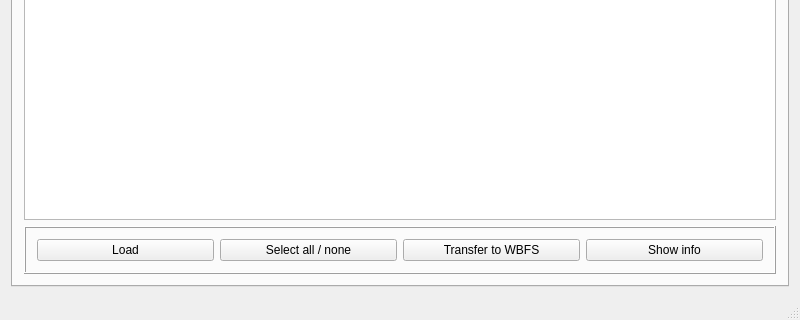
Qt form resources/ui/wiibafu.ui (evertonstz/wiibafu) before a commit; both pictures show x 0 to 800 and y 280 to 600 of the 800 by 600 pixel window.
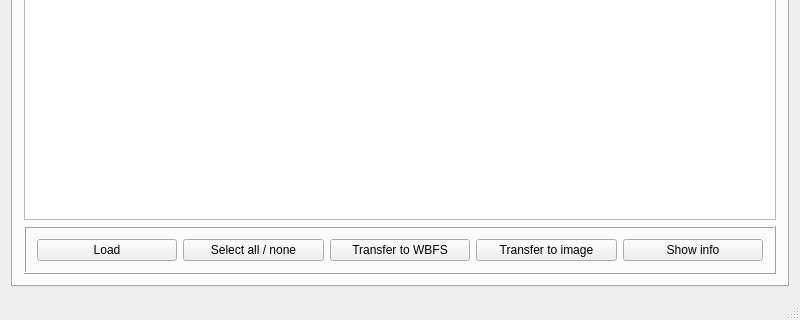
The same form after that commit. Icons and pictures are not drawn.

Commit message: Convert images to another format added

The edit to the form file:
```diff
--- a/resources/ui/wiibafu.ui
+++ b/resources/ui/wiibafu.ui
@@ -83,6 +83,13 @@
              </property>
             </widget>
            </item>
+           <item>
+            <widget class="QPushButton" name="filesTab_pushButton_TransferToImage">
+             <property name="text">
+              <string>Transfer to image</string>
+             </property>
+            </widget>
+           </item>
            <item>
             <widget class="QPushButton" name="filesTab_pushButton_ShowInfo">
              <property name="text">
```
The commit also changes 5 other files.
